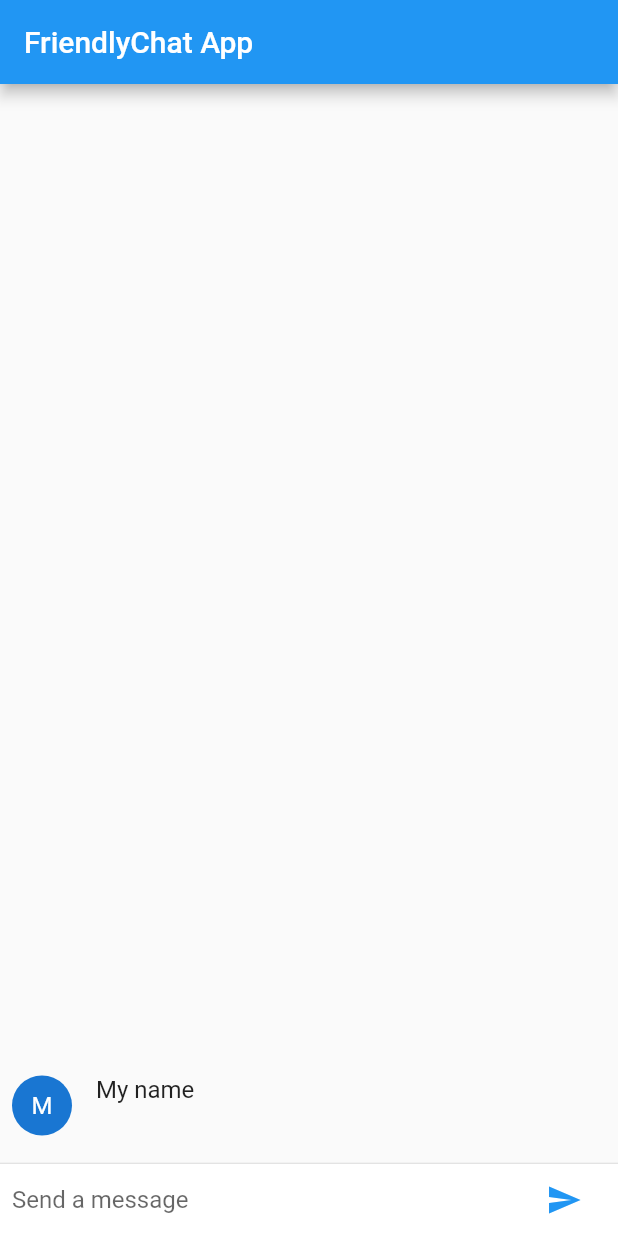
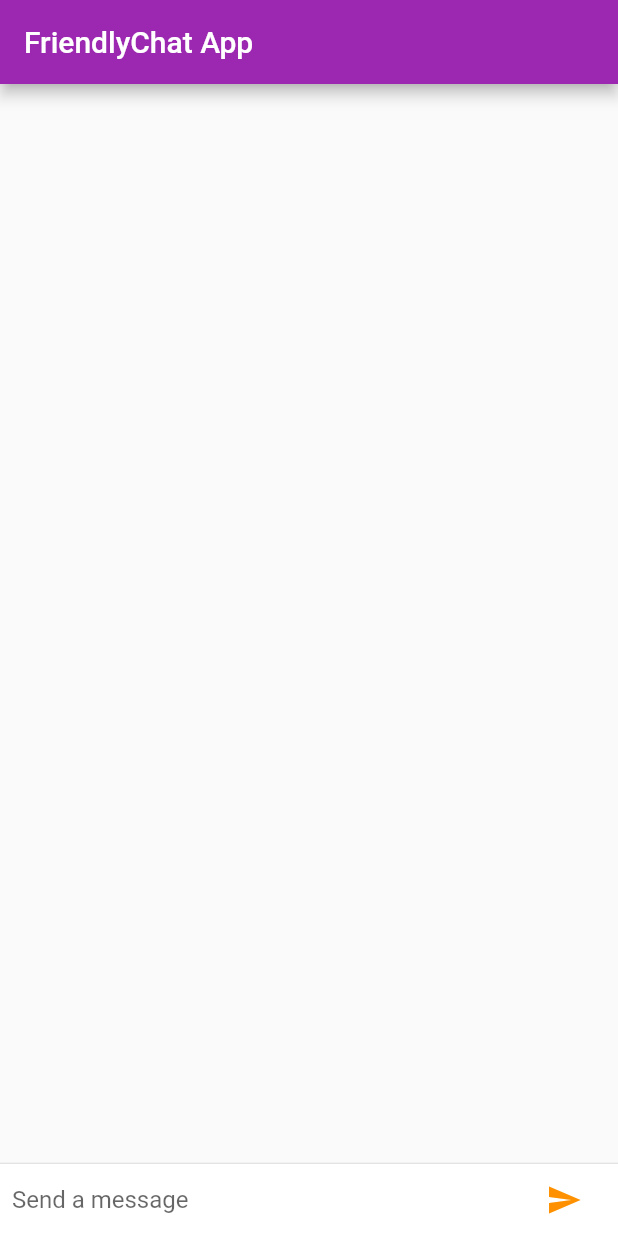
Before and after one commit to alexshin/flutter-simple-chat, a Flutter app: the screen it shows after launch, after a tap on the "send" icon, on a phone screen of 412 x 824 dp. Run offline on Flutter 3.47's test engine with Material 2 defaults, Android fonts, the phone set to English and light mode, and no system bars.

Commit message:
Added different themes for iOS and Android

```diff
--- a/lib/app.dart
+++ b/lib/app.dart
@@ -1,14 +1,14 @@
 import 'package:flutter/material.dart';
+import 'package:flutter/foundation.dart';
 import 'screens/chat_screen.dart';
+import 'themes_settings.dart';
 
 class FriendlyChatApp extends StatelessWidget {
   @override
   Widget build(BuildContext context) {
     return new MaterialApp(
       title: 'Friendly Chat',
-      theme: new ThemeData(
-        primarySwatch: Colors.blue,
-      ),
+      theme: defaultTargetPlatform == TargetPlatform.iOS ? kIOSTheme: kDefaultTheme,
       home: ChatScreen()
     );
   }
--- a/lib/screens/chat_screen.dart
+++ b/lib/screens/chat_screen.dart
@@ -14,6 +14,7 @@ class ChatScreenState extends State<ChatScreen> with TickerProviderStateMixin {
 
   final TextEditingController _textController = new TextEditingController();
   final List<ChatMessage> _chatMessages = <ChatMessage>[];
+  bool _isComposing = false;
 
   @override
   Widget build(BuildContext context) {
@@ -53,14 +54,23 @@ class ChatScreenState extends State<ChatScreen> with TickerProviderStateMixin {
                   child: new TextField(
                     controller: _textController,
                     decoration: new InputDecoration.collapsed(hintText: 'Send a message'),
-                    )
+                    onChanged: (String text) {
+                      setState(() {
+                        _isComposing = text.length > 0;
+                      });
+                    },
+                    onSubmitted: _handleSubmitted,
+                  ),
                 ),
 
                 new Container(
                   margin: new EdgeInsets.symmetric(horizontal: 4.0),
                   child: new IconButton(
                     icon: new Icon(Icons.send),
-                      onPressed: () => _handleSubmitted(_textController.text)
+                    onPressed: () => _isComposing
+                        ? () => _handleSubmitted(_textController.text)
+                        : null,
+
                   ),
                 )
               ],
@@ -80,6 +90,11 @@ class ChatScreenState extends State<ChatScreen> with TickerProviderStateMixin {
 
 
   void _handleSubmitted(String text) {
+    _textController.clear();
+
+    setState(() {
+      _isComposing = false;
+    });
 
     ChatMessage message = new ChatMessage(
       text: text,
@@ -94,9 +109,7 @@ class ChatScreenState extends State<ChatScreen> with TickerProviderStateMixin {
     });
 
     message.animationController.forward();
-    _textController.clear();
   }
-
 }
 
 
@@ -127,7 +140,8 @@ class ChatMessage extends StatelessWidget {
             margin: const EdgeInsets.only(right: 16.0),
             child: CircleAvatar(child: new Text(_name[0]),),
           ),
-          new Column(
+          new Expanded(
+            child: new Column(
               crossAxisAlignment: CrossAxisAlignment.start,
               children: <Widget>[
                 new Text(_name, style: Theme.of(context).textTheme.subhead,),
@@ -136,6 +150,7 @@ class ChatMessage extends StatelessWidget {
                   child: new Text(text),
                 )
               ],
+            ),
           )
         ],
       ),
--- /dev/null
+++ b/lib/themes_settings.dart
@@ -0,0 +1,12 @@
+import 'package:flutter/material.dart';
+
+final ThemeData kIOSTheme = new ThemeData(
+  primarySwatch: Colors.orange,
+  primaryColor: Colors.grey[100],
+  primaryColorBrightness: Brightness.light,
+);
+
+final ThemeData kDefaultTheme = new ThemeData(
+  primarySwatch: Colors.purple,
+  accentColor: Colors.orangeAccent[400],
+);
```
Lines whose indentation alone changed are shown as unchanged.
